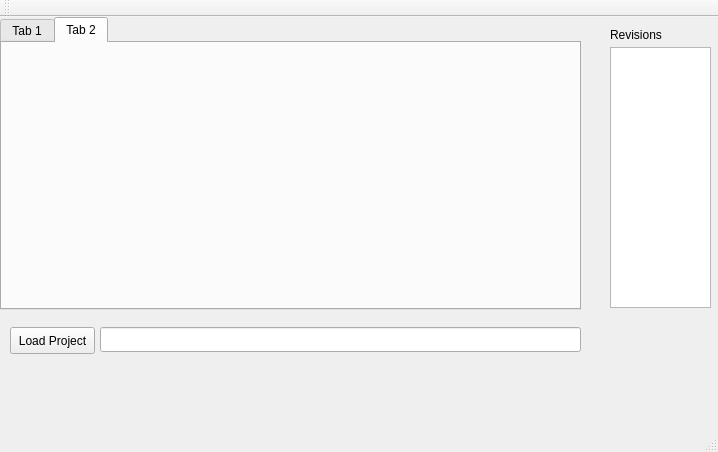
Qt form mainwindow.ui (johnty/qt-mapper-tagger) before a commit.
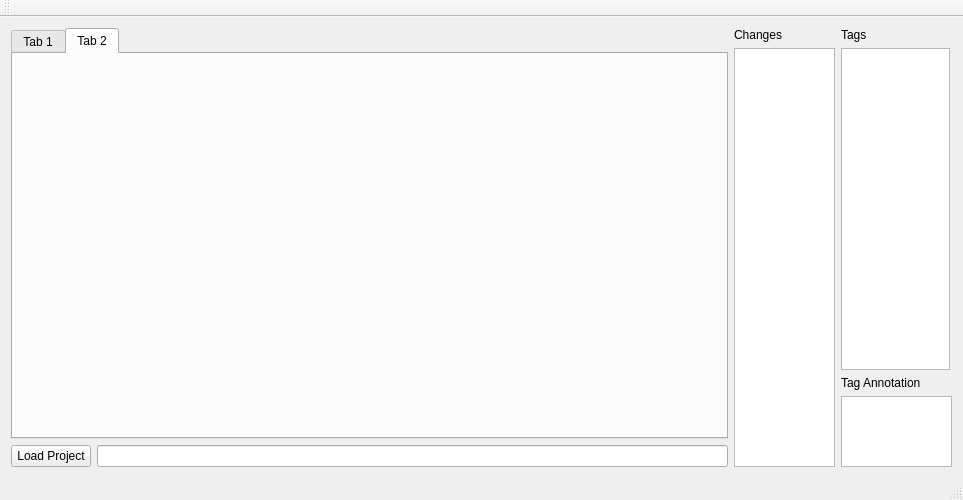
The same form after that commit. The open tabs and pages were chosen to show the change.

Commit message: loading revisions

The edit to the form file:
```diff
--- a/mainwindow.ui
+++ b/mainwindow.ui
@@ -6,23 +6,77 @@
    <rect>
     <x>0</x>
     <y>0</y>
-    <width>718</width>
-    <height>452</height>
+    <width>963</width>
+    <height>500</height>
    </rect>
   </property>
   <property name="windowTitle">
    <string>MainWindow</string>
   </property>
   <widget class="QWidget" name="centralWidget">
+   <layout class="QHBoxLayout" name="horizontalLayout">
+    <item>
+     <layout class="QGridLayout" name="gridLayout">
+      <item row="0" column="2">
+       <layout class="QVBoxLayout" name="verticalLayout_2">
+        <item>
+         <widget class="QLabel" name="labelRevs">
+          <property name="maximumSize">
+           <size>
+            <width>41</width>
+            <height>16777215</height>
+           </size>
+          </property>
+          <property name="text">
+           <string>Tags</string>
+          </property>
+         </widget>
+        </item>
+        <item>
+         <widget class="QListWidget" name="listWidgetRevs">
+          <property name="sizePolicy">
+           <sizepolicy hsizetype="Fixed" vsizetype="Expanding">
+            <horstretch>0</horstretch>
+            <verstretch>0</verstretch>
+           </sizepolicy>
+          </property>
+          <property name="maximumSize">
+           <size>
+            <width>109</width>
+            <height>16777215</height>
+           </size>
+          </property>
+         </widget>
+        </item>
+        <item>
+         <widget class="QLabel" name="labelRevs_2">
+          <property name="text">
+           <string>Tag Annotation</string>
+          </property>
+         </widget>
+        </item>
+        <item>
+         <widget class="QPlainTextEdit" name="plainTextEditTagMsg">
+          <property name="sizePolicy">
+           <sizepolicy hsizetype="Expanding" vsizetype="Fixed">
+            <horstretch>0</horstretch>
+            <verstretch>0</verstretch>
+           </sizepolicy>
+          </property>
+          <property name="maximumSize">
+           <size>
+            <width>111</width>
+            <height>71</height>
+           </size>
+          </property>
+         </widget>
+        </item>
+       </layout>
+      </item>
+      <item row="0" column="0">
+       <layout class="QVBoxLayout" name="verticalLayoutTab">
+        <item>
    <widget class="QTabWidget" name="mappingViewTab">
-    <property name="geometry">
-     <rect>
-      <x>0</x>
-      <y>0</y>
-      <width>581</width>
-      <height>293</height>
-     </rect>
-    </property>
     <property name="currentIndex">
      <number>0</number>
     </property>
@@ -37,58 +91,60 @@
      </attribute>
     </widget>
    </widget>
-   <widget class="QListWidget" name="listWidgetRevs">
-    <property name="geometry">
-     <rect>
-      <x>610</x>
-      <y>30</y>
-      <width>101</width>
-      <height>261</height>
-     </rect>
-    </property>
-   </widget>
-   <widget class="QLabel" name="label">
-    <property name="geometry">
-     <rect>
-      <x>610</x>
-      <y>10</y>
-      <width>54</width>
-      <height>15</height>
-     </rect>
-    </property>
-    <property name="text">
-     <string>Revisions</string>
-    </property>
-   </widget>
+        </item>
+        <item>
+         <layout class="QHBoxLayout" name="horizontalLayout_2">
+          <item>
    <widget class="QPushButton" name="pushButtonLoadProj">
-    <property name="geometry">
-     <rect>
-      <x>10</x>
-      <y>310</y>
-      <width>85</width>
-      <height>27</height>
-     </rect>
-    </property>
     <property name="text">
      <string>Load Project</string>
     </property>
    </widget>
+          </item>
+          <item>
    <widget class="QLineEdit" name="lineEditRepoDir">
     <property name="enabled">
      <bool>true</bool>
     </property>
-    <property name="geometry">
-     <rect>
-      <x>100</x>
-      <y>310</y>
-      <width>481</width>
-      <height>25</height>
-     </rect>
-    </property>
     <property name="readOnly">
      <bool>true</bool>
     </property>
    </widget>
+          </item>
+         </layout>
+        </item>
+       </layout>
+      </item>
+      <item row="0" column="1">
+       <layout class="QVBoxLayout" name="verticalLayout">
+        <item>
+         <widget class="QLabel" name="label_2">
+          <property name="text">
+           <string>Changes</string>
+          </property>
+         </widget>
+        </item>
+        <item>
+         <widget class="QListWidget" name="listWidgetChanges">
+          <property name="sizePolicy">
+           <sizepolicy hsizetype="Fixed" vsizetype="Expanding">
+            <horstretch>0</horstretch>
+            <verstretch>0</verstretch>
+           </sizepolicy>
+          </property>
+          <property name="maximumSize">
+           <size>
+            <width>101</width>
+            <height>16777215</height>
+           </size>
+          </property>
+         </widget>
+        </item>
+       </layout>
+      </item>
+     </layout>
+    </item>
+   </layout>
   </widget>
   <widget class="QMenuBar" name="menuBar">
    <property name="geometry">
```
Left out of the diff: 6 changed lines with no effect on the pictures. Lines whose indentation alone changed are shown as unchanged. The commit also changes 8 other files.
